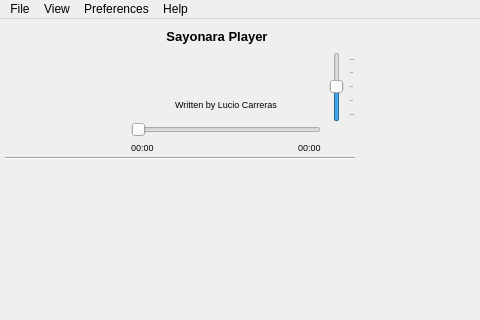
Qt form trunk/GUI/player/GUI_Simpleplayer.ui (shahid334/sayonara-player) before a commit; both pictures show x 0 to 480 and y 0 to 320 of the 976 by 742 pixel window.
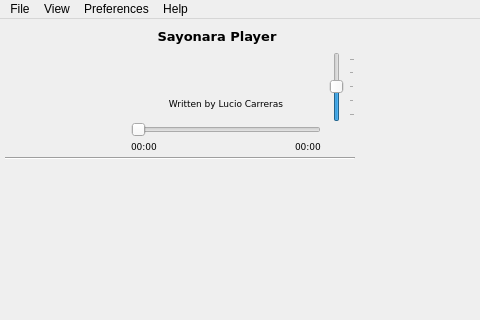
The same form after that commit. Icons and pictures are not drawn. Custom widgets are drawn as their Qt base class.

Diff of the .ui file:
```diff
--- a/trunk/GUI/player/GUI_Simpleplayer.ui
+++ b/trunk/GUI/player/GUI_Simpleplayer.ui
@@ -361,6 +361,7 @@
       </property>
       <property name="font">
        <font>
+        <family>DejaVu Sans</family>
         <pointsize>7</pointsize>
        </font>
       </property>
@@ -405,6 +406,7 @@
         </property>
         <property name="font">
          <font>
+          <family>DejaVu Sans</family>
           <pointsize>7</pointsize>
          </font>
         </property>
@@ -470,6 +472,7 @@
         </property>
         <property name="font">
          <font>
+          <family>DejaVu Sans</family>
           <pointsize>7</pointsize>
          </font>
         </property>
@@ -813,6 +816,7 @@
         </property>
         <property name="font">
          <font>
+          <family>DejaVu Sans</family>
           <pointsize>10</pointsize>
           <weight>75</weight>
           <bold>true</bold>
```
Left out of the diff: 2 changed lines with no effect on the pictures.
